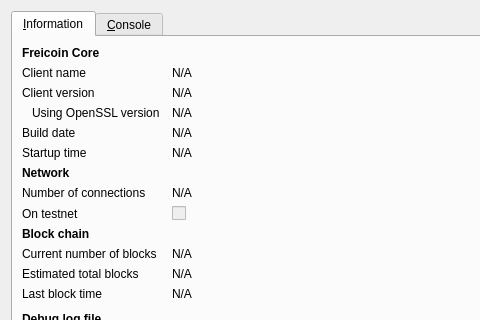
First picture: the form in src/qt/forms/rpcconsole.ui, repository xcobary/xcoin, before the edit; both pictures show x 0 to 480 and y 0 to 320 of the 740 by 450 pixel window.
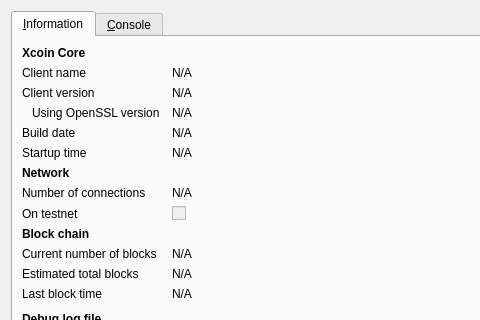
Second picture: the form after the edit. Icons and pictures are not drawn.

```diff
--- a/src/qt/forms/rpcconsole.ui
+++ b/src/qt/forms/rpcconsole.ui
@@ -36,7 +36,7 @@
           </font>
          </property>
          <property name="text">
-          <string>Freicoin Core</string>
+          <string>Xcoin Core</string>
          </property>
         </widget>
        </item>
```
Left out of the diff: 10 changed lines with no effect on the pictures.
